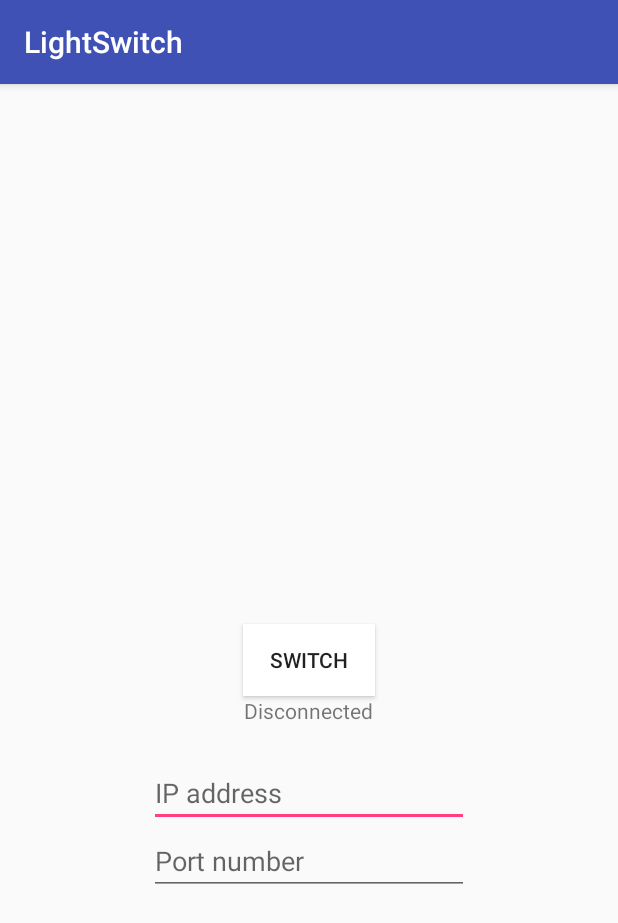
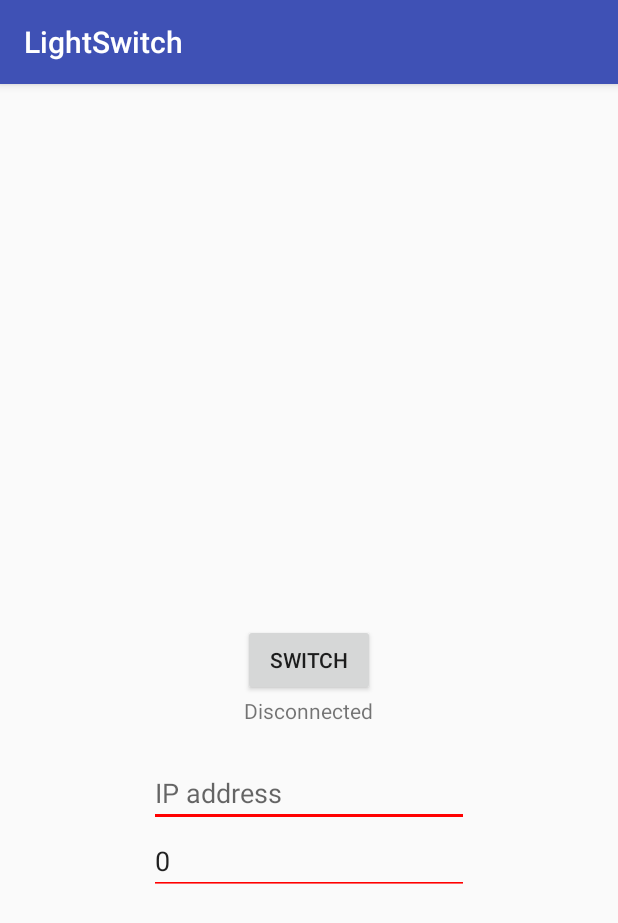
Before and after one commit to joaoprl/LightSwitch, an Android app: the screen it shows after launch (MainActivity), after a tap on "SWITCH", on a phone screen of 412 x 824 dp. Shown: the top 923 px of the screen. Run offline under Robolectric (Android 15) with nearby library versions, the phone set to English and light mode, and no system bars.

Commit message:
Update android app functionality and interface
Server IP address and port number are now saved using sharedPreferences; Interface now gives feedback if connection is alive

```diff
--- a/AndroidStudio/LightSwitch/app/build.gradle
+++ b/AndroidStudio/LightSwitch/app/build.gradle
@@ -5,7 +5,7 @@ android {
     buildToolsVersion "25.0.0"
     defaultConfig {
         applicationId "org.ls.lightswitch"
-        minSdkVersion 15
+        minSdkVersion 21
         targetSdkVersion 25
         versionCode 1
         versionName "1.0"
@@ -20,7 +20,7 @@ android {
 }
 
 dependencies {
-    compile fileTree(dir: 'libs', include: ['*.jar'])
+    compile fileTree(include: ['*.jar'], dir: 'libs')
     androidTestCompile('com.android.support.test.espresso:espresso-core:2.2.2', {
         exclude group: 'com.android.support', module: 'support-annotations'
     })
--- a/AndroidStudio/LightSwitch/app/src/main/java/org/ls/lightswitch/AppClient.java
+++ b/AndroidStudio/LightSwitch/app/src/main/java/org/ls/lightswitch/AppClient.java
@@ -2,48 +2,53 @@ package org.ls.lightswitch;
 
 
 import android.app.Activity;
+import android.content.SharedPreferences;
 import android.os.AsyncTask;
 import android.os.Handler;
+import android.os.SystemClock;
+import android.widget.EditText;
 import android.widget.TextView;
 
 import java.io.IOException;
 import java.net.Socket;
+import java.net.SocketException;
 
 /**
  * Created by debios on 11/5/16.
  */
 
 class AppClient extends AsyncTask<Void, Void, Void> {
+    final int retryMili = 2000;
+
     Socket socket;
     String host;
-    int port;
+    Integer port;
 
     Boolean hasData;
     byte[] data;
 
     Boolean isRunning;
 
-    Handler handler;
-    TextView connectionStatus;
+    MainActivity activity;
 
-    public AppClient(String host, int port, TextView connectionStatus, Handler handler) {
+    public AppClient(String host, int port, MainActivity activity) {
         this.host = host;
         this.port = port;
+
         this.socket = null;
-
         this.hasData = false;
         this.data = null;
-
         this.isRunning = true;
 
-        this.connectionStatus = connectionStatus;
-        this.handler = handler;
+        this.activity = activity;
     }
 
     public void setData(byte[] b){
-        synchronized (this.hasData) {
-            this.data = b;
-            this.hasData = true;
+        if(this.isConnected()) {
+            synchronized (this.hasData) {
+                this.data = b;
+                this.hasData = true;
+            }
         }
     }
 
@@ -62,50 +67,53 @@ class AppClient extends AsyncTask<Void, Void, Void> {
     }
 
     public boolean isConnected(){
-        return this.socket != null && this.socket.isConnected();
+        return this.socket != null && this.socket.isConnected() && !this.socket.isClosed();
     }
 
-    private boolean postConnectionStatus(final String status){
-        return handler.post(new Runnable(){
-            public void run(){
-                connectionStatus.setText(status);
-            }
-        });
+    private void writeToSocket(byte[] bArray){
+        try {
+            this.socket.getOutputStream().write(bArray);
+        } catch (IOException e) {
+            System.out.println("Failed to write");
+            this.socket = null;
+        }
     }
 
     @Override
     protected Void doInBackground(Void ... voids) {
         while(this.isRunning) {
-            while(this.socket == null) {
+            while(!this.isConnected()) {
                 try {
                     this.socket = new Socket(host, port);
                     System.out.println("connected to " + host + " : " + port);
-                    postConnectionStatus("Connected");
+                    this.activity.setConnected(true);
 
                 } catch (IOException e) {
                     this.socket = null;
                     System.out.println("failed to connect");
-                    postConnectionStatus("Disconnected");
+                        this.activity.setConnected(false);
                     try {
-                        Thread.sleep(1000);
+                        Thread.sleep(this.retryMili);
                     } catch (InterruptedException e1) {
                         e1.printStackTrace();
                     }
                 }
             }
+            Long tStart = System.currentTimeMillis();
+            while (this.isConnected()) {
 
-            while (this.isConnected()) {
                 if (this.hasData) {
                     synchronized (this.hasData) {
-                        try {
-                            byte[] b = new byte[1];
-                            b[0] = 1;
-                            this.socket.getOutputStream().write(b);
-                        } catch (IOException e) {
-                            System.out.println("Failed to write");
-                        }
+                        this.writeToSocket(this.data);
                         this.hasData = false;
                     }
+                    tStart = System.currentTimeMillis();
+                }
+                else if(System.currentTimeMillis() - tStart > this.retryMili){
+                    byte[] b = new byte[1];
+                    b[0] = 0;
+                    this.writeToSocket(b);
+                    tStart = System.currentTimeMillis();
                 }
             }
         }
--- a/AndroidStudio/LightSwitch/app/src/main/java/org/ls/lightswitch/IpAddressListener.java
+++ b/AndroidStudio/LightSwitch/app/src/main/java/org/ls/lightswitch/IpAddressListener.java
@@ -1,5 +1,6 @@
 package org.ls.lightswitch;
 
+import android.content.Context;
 import android.graphics.Color;
 import android.view.KeyEvent;
 import android.view.inputmethod.EditorInfo;
@@ -11,9 +12,9 @@ import android.widget.TextView;
  */
 
 public class IpAddressListener implements TextView.OnEditorActionListener {
-    AppClient client;
-    public IpAddressListener(AppClient client){
-        this.client = client;
+    MainActivity activity;
+    public IpAddressListener(MainActivity activity){
+        this.activity = activity;
     }
 
     private boolean checkIpAddress(String str){
@@ -33,7 +34,7 @@ public class IpAddressListener implements TextView.OnEditorActionListener {
         if ((event != null && (event.getKeyCode() == event.KEYCODE_ENTER)) || (actionId == EditorInfo.IME_ACTION_DONE)) {
 
             if(checkIpAddress(v.getText().toString()))
-                client.setIpAddress(v.getText().toString());
+                this.activity.setIpAddress(v.getText().toString());
             else
                 v.setError("Invalid IP address");
         }
--- a/AndroidStudio/LightSwitch/app/src/main/java/org/ls/lightswitch/MainActivity.java
+++ b/AndroidStudio/LightSwitch/app/src/main/java/org/ls/lightswitch/MainActivity.java
@@ -1,5 +1,9 @@
 package org.ls.lightswitch;
 
+import android.app.AlarmManager;
+import android.content.SharedPreferences;
+import android.graphics.Color;
+import android.graphics.PorterDuff;
 import android.os.Handler;
 import android.support.v7.app.AppCompatActivity;
 import android.os.Bundle;
@@ -13,6 +17,64 @@ import android.widget.EditText;
 import android.widget.TextView;
 
 public class MainActivity extends AppCompatActivity {
+    Button button;
+    EditText ipAddressText, portNumberText;
+    TextView connectionStatusText;
+
+    AppClient appClient;
+    SharedPreferences.Editor editor;
+
+    Handler handler;
+
+    public void switchButton(){
+        byte[] b = new byte[1];
+        b[0] = 1;
+        this.appClient.setData(b);
+    }
+
+    public void setPortNumber(Integer portNumber){
+        this.appClient.setPortNumber(portNumber);
+        this.editor.putInt("portNumber", portNumber);
+        this.editor.apply();
+    }
+
+    public void setIpAddress(String ipAddress){
+        this.appClient.setIpAddress(ipAddress);
+        this.editor.putString("ipAddress", ipAddress);
+        this.editor.apply();
+    }
+
+    private boolean postConnectionStatus(final Boolean connected){
+
+        return this.handler.post(new Runnable() {
+            public void run() {
+                if(connected) {
+                    connectionStatusText.setText("Connected");
+                    ipAddressText.setFocusable(false);
+                    ipAddressText.setFocusableInTouchMode(false);
+                    ipAddressText.getBackground().setColorFilter(Color.GREEN, PorterDuff.Mode.SRC_IN);
+
+                    portNumberText.setFocusable(false);
+                    portNumberText.setFocusableInTouchMode(false);
+                    portNumberText.getBackground().setColorFilter(Color.GREEN, PorterDuff.Mode.SRC_IN);
+                }
+                else {
+                    connectionStatusText.setText("Disconnected");
+                    ipAddressText.setFocusable(true);
+                    ipAddressText.setFocusableInTouchMode(true);
+                    ipAddressText.getBackground().setColorFilter(Color.RED, PorterDuff.Mode.SRC_IN);
+
+                    portNumberText.setFocusable(true);
+                    portNumberText.setFocusableInTouchMode(true);
+                    portNumberText.getBackground().setColorFilter(Color.RED, PorterDuff.Mode.SRC_IN);
+                }
+            }
+        });
+    }
+
+    public void setConnected(Boolean connected){
+        this.postConnectionStatus(connected);
+    }
 
     @Override
     protected void onCreate(Bundle savedInstanceState) {
@@ -22,26 +84,34 @@ public class MainActivity extends AppCompatActivity {
         ConnectivityManager connMgr = (ConnectivityManager)
                 getSystemService(Context.CONNECTIVITY_SERVICE);
         NetworkInfo networkInfo = connMgr.getActiveNetworkInfo();
-        if (networkInfo != null && networkInfo.isConnected()) {
-            // fetch data
-        } else {
-            return;
-        }
 
-        final TextView connectionStatus = (TextView) findViewById(R.id.connectionStatus);
+        if (networkInfo == null || !networkInfo.isConnected())
+            return; // network is not available
 
-        Handler handler = new Handler();
-        AppClient client = new AppClient("192.168.0.255", 20001, connectionStatus, handler);
-        client.execute();
+        SharedPreferences sharedPreferences = getPreferences(Context.MODE_PRIVATE);
+        String serverAddress = sharedPreferences.getString("ipAddress", null);
+        Integer portNumber = sharedPreferences.getInt("portNumber", 0);
+        this.editor = sharedPreferences.edit();
 
-        final Button button = (Button) findViewById(R.id.switchButton);
-        button.setOnClickListener(new SwitchButton(button, client));
+        this.connectionStatusText = (TextView) findViewById(R.id.connectionStatus);
 
-        final EditText ipAddress = (EditText) findViewById(R.id.ipText);
-        ipAddress.setOnEditorActionListener(new IpAddressListener(client));
+        this.handler = new Handler();
+        this.appClient = new AppClient(serverAddress, portNumber, this);
+        this.appClient.execute();
 
-        final EditText portNumber = (EditText) findViewById(R.id.portText);
-        portNumber.setOnEditorActionListener(new PortNumberListener(client));
+        this.button = (Button) findViewById(R.id.switchButton);
+        this.button.setOnClickListener(new SwitchButton(this));
 
+        this.ipAddressText = (EditText) findViewById(R.id.ipText);
+        this.ipAddressText.setOnEditorActionListener(new IpAddressListener(this));
+        this.ipAddressText.setText(serverAddress);
+
+        this.portNumberText = (EditText) findViewById(R.id.portText);
+        this.portNumberText.setOnEditorActionListener(new PortNumberListener(this));
+        this.portNumberText.setText(portNumber.toString());
+
+        AlarmManager mgr=(AlarmManager)getApplicationContext().getSystemService(Context.ALARM_SERVICE);
+        if(mgr.getNextAlarmClock() != null)
+            System.out.println(mgr.getNextAlarmClock().getTriggerTime() - System.currentTimeMillis());
     }
 }
--- a/AndroidStudio/LightSwitch/app/src/main/java/org/ls/lightswitch/PortNumberListener.java
+++ b/AndroidStudio/LightSwitch/app/src/main/java/org/ls/lightswitch/PortNumberListener.java
@@ -2,6 +2,7 @@ package org.ls.lightswitch;
 
 import android.view.KeyEvent;
 import android.view.inputmethod.EditorInfo;
+import android.widget.EditText;
 import android.widget.TextView;
 
 /**
@@ -9,10 +10,10 @@ import android.widget.TextView;
  */
 
 public class PortNumberListener implements TextView.OnEditorActionListener {
-    AppClient client;
+    MainActivity activity;
 
-    public PortNumberListener(AppClient client){
-        this.client = client;
+    public PortNumberListener(MainActivity activity){
+        this.activity = activity;
     }
 
     private int getPortNumber(String str){
@@ -32,7 +33,7 @@ public class PortNumberListener implements TextView.OnEditorActionListener {
             int port = getPortNumber(textView.getText().toString());
 
             if(port > 0)
-                client.setPortNumber(port);
+                activity.setPortNumber(port);
             else
                 textView.setError("Invalid port number");
         }
--- a/AndroidStudio/LightSwitch/app/src/main/java/org/ls/lightswitch/SwitchButton.java
+++ b/AndroidStudio/LightSwitch/app/src/main/java/org/ls/lightswitch/SwitchButton.java
@@ -9,34 +9,13 @@ import android.widget.Button;
  */
 
 public class SwitchButton implements View.OnClickListener{
-    Boolean buttonFlag;
-    final Button button;
-    AppClient client;
-
-    public SwitchButton(Button button, AppClient client){
-        this.client = client;
-
-        this.buttonFlag = false;
-
-        this.button = button;
-        this.button.setBackgroundColor(Color.BLUE);
+    MainActivity activity;
+    public SwitchButton(MainActivity activity){
+        this.activity = activity;
     }
 
     @Override
     public void onClick(View v) {
-        System.out.println("click");
-
-        byte[] b = new byte[1];
-        b[0] = 1;
-        client.setData(b);
-
-        if(this.buttonFlag) {
-            this.button.setBackgroundColor(Color.BLUE);
-            this.buttonFlag = false;
-        }
-        else {
-            this.button.setBackgroundColor(Color.WHITE);
-            this.buttonFlag = true;
-        }
+        activity.switchButton();
     }
 }
--- a/AndroidStudio/LightSwitch/app/src/main/res/layout/activity_main.xml
+++ b/AndroidStudio/LightSwitch/app/src/main/res/layout/activity_main.xml
@@ -25,8 +25,8 @@
         android:ems="10"
         android:id="@+id/ipText"
         android:hint="IP address"
-        android:singleLine="true"
-        android:selectAllOnFocus="true"
+        android:maxLines="1"
+        android:selectAllOnFocus="false"
         android:digits="1234567890."
         android:layout_marginTop="42dp"
         android:layout_below="@+id/switchButton"
@@ -40,9 +40,9 @@
         android:ems="10"
         android:id="@+id/portText"
         android:hint="Port number"
-        android:singleLine="true"
+        android:maxLines="1"
         android:digits="1234567890"
-        android:selectAllOnFocus="true"
+        android:selectAllOnFocus="false"
         android:layout_below="@+id/ipText"
         android:layout_alignLeft="@+id/ipText"
         android:layout_alignStart="@+id/ipText"
```
